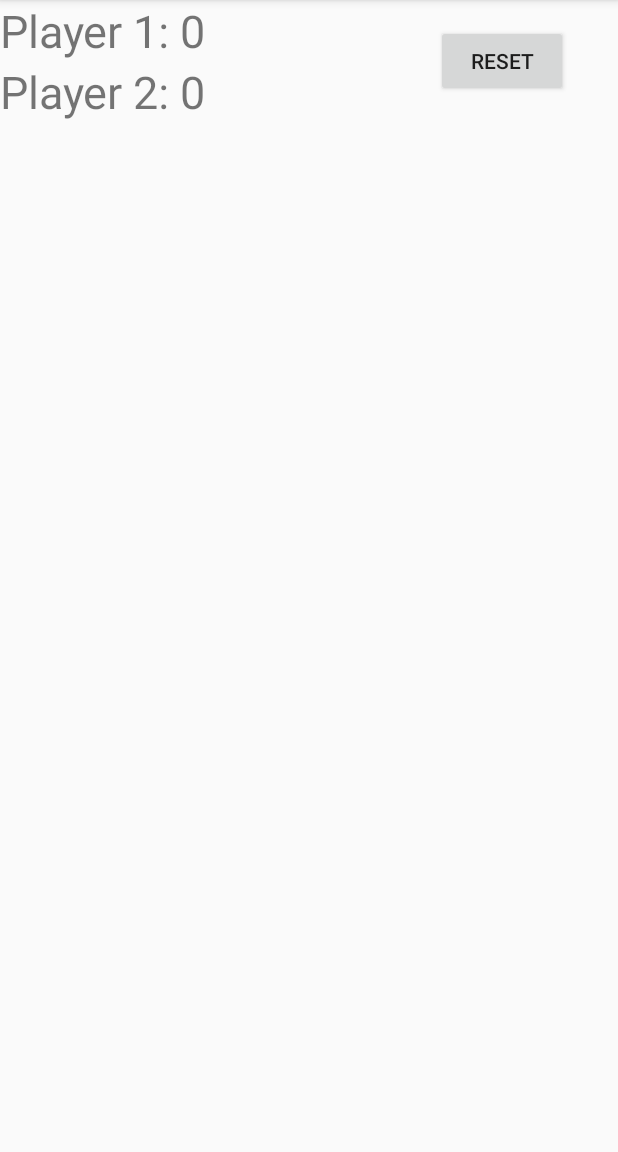
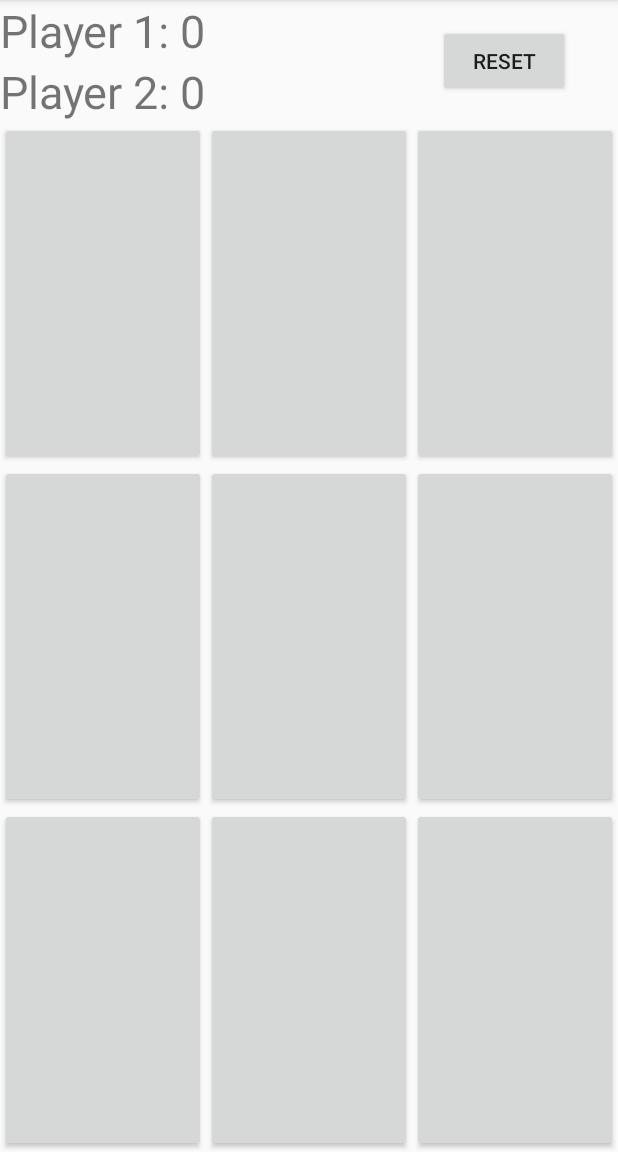
Before and after one commit to john-science/LetsLearnAndroid, an Android app: the screen it shows after launch (MainActivity), on a phone screen of 412 x 824 dp, the part 84-1236 px from its top. Run offline under Robolectric (Android 15) with nearby library versions, the phone set to English and light mode, and no system bars.

Commit message:
TicTacToe - got the layout working

```diff
--- a/TicTacToe/app/src/main/res/layout/activity_main.xml
+++ b/TicTacToe/app/src/main/res/layout/activity_main.xml
@@ -1,6 +1,5 @@
 <?xml version="1.0" encoding="utf-8"?>
 <LinearLayout xmlns:android="http://schemas.android.com/apk/res/android"
-    xmlns:app="http://schemas.android.com/apk/res-auto"
     xmlns:tools="http://schemas.android.com/tools"
     android:layout_width="match_parent"
     android:layout_height="match_parent"
@@ -9,29 +8,112 @@
 
     <RelativeLayout
         android:layout_width="match_parent"
-        android:layout_height="wrap_content" >
+        android:layout_height="wrap_content">
+
         <TextView
             android:id="@+id/text_view_p1"
             android:layout_width="wrap_content"
             android:layout_height="wrap_content"
             android:text="Player 1: 0"
             android:textSize="30sp" />
+
         <TextView
             android:id="@+id/text_view_p2"
             android:layout_width="wrap_content"
             android:layout_height="wrap_content"
+            android:layout_below="@+id/text_view_p1"
             android:text="Player 2: 0"
-            android:layout_below="@+id/text_view_p1"
             android:textSize="30sp" />
 
         <Button
+            android:id="@+id/btnReset"
             android:layout_width="wrap_content"
             android:layout_height="wrap_content"
             android:layout_alignParentEnd="true"
             android:layout_centerVertical="true"
-            android:layout_marginEnd="33dp"
-            android:text="reset"
-            />
+            android:layout_marginEnd="32dp"
+            android:text="reset" />
     </RelativeLayout>
 
+    <LinearLayout
+        android:layout_width="match_parent"
+        android:layout_height="0dp"
+        android:layout_weight="1">
+
+        <Button
+            android:id="@+id/btn00"
+            android:layout_width="0dp"
+            android:layout_height="match_parent"
+            android:layout_weight="1"
+            android:textSize="60sp" />
+
+        <Button
+            android:id="@+id/btn01"
+            android:layout_width="0dp"
+            android:layout_height="match_parent"
+            android:layout_weight="1"
+            android:textSize="60sp" />
+
+        <Button
+            android:id="@+id/btn02"
+            android:layout_width="0dp"
+            android:layout_height="match_parent"
+            android:layout_weight="1"
+            android:textSize="60sp" />
+    </LinearLayout>
+
+    <LinearLayout
+        android:layout_width="match_parent"
+        android:layout_height="0dp"
+        android:layout_weight="1">
+
+        <Button
+            android:id="@+id/btn10"
+            android:layout_width="0dp"
+            android:layout_height="match_parent"
+            android:layout_weight="1"
+            android:textSize="60sp" />
+
+        <Button
+            android:id="@+id/btn11"
+            android:layout_width="0dp"
+            android:layout_height="match_parent"
+            android:layout_weight="1"
+            android:textSize="60sp" />
+
+        <Button
+            android:id="@+id/btn12"
+            android:layout_width="0dp"
+            android:layout_height="match_parent"
+            android:layout_weight="1"
+            android:textSize="60sp" />
+    </LinearLayout>
+
+    <LinearLayout
+        android:layout_width="match_parent"
+        android:layout_height="0dp"
+        android:layout_weight="1">
+
+        <Button
+            android:id="@+id/btn20"
+            android:layout_width="0dp"
+            android:layout_height="match_parent"
+            android:layout_weight="1"
+            android:textSize="60sp" />
+
+        <Button
+            android:id="@+id/btn21"
+            android:layout_width="0dp"
+            android:layout_height="match_parent"
+            android:layout_weight="1"
+            android:textSize="60sp" />
+
+        <Button
+            android:id="@+id/btn22"
+            android:layout_width="0dp"
+            android:layout_height="match_parent"
+            android:layout_weight="1"
+            android:textSize="60sp" />
+    </LinearLayout>
+
 </LinearLayout>
```
